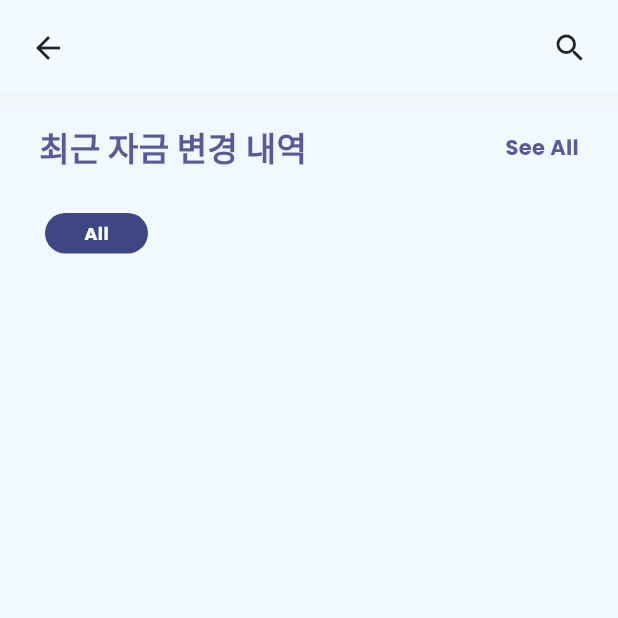
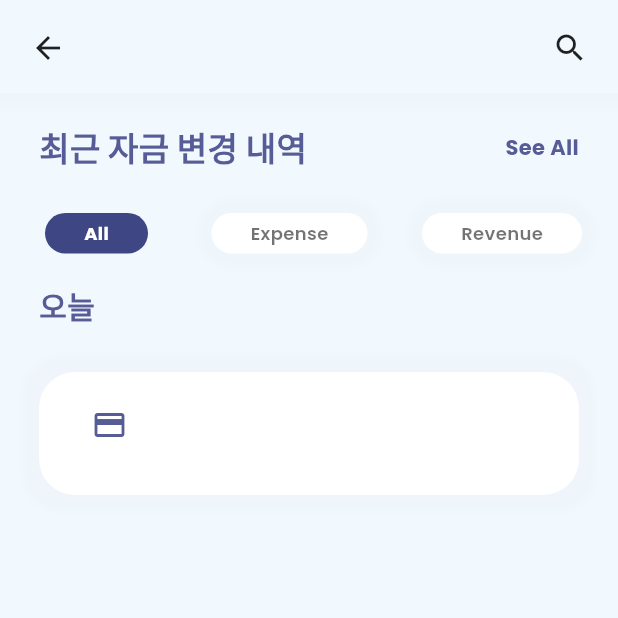
Before and after one commit to croppedeyebrow/flutter_finance_practice, a Flutter app: the TransactionScreen screen opened directly, on a phone screen of 412 x 824 dp, the top half of it. Run offline on Flutter 3.47's test engine with Material 3 defaults, Android fonts, the light colour scheme and no system bars; our stand-ins replace animated_bottom_navigation_bar, google_fonts; missing offline and left inert: icon_badge.

Commit message:
변경내용 창 추가

```diff
--- a/lib/transaction_screen.dart
+++ b/lib/transaction_screen.dart
@@ -75,6 +75,7 @@ class _TransactionScreenState extends State<TransactionScreen> {
             child: Column(
               children: [
                 Row(
+                  mainAxisAlignment: MainAxisAlignment.spaceBetween,
                   children: [
                     Container(
                       padding: EdgeInsets.only(
@@ -87,16 +88,105 @@ class _TransactionScreenState extends State<TransactionScreen> {
                         child: Text(
                           "All",
                           style: TextStyle(
-                              color: Colors.white,
+                              color: white,
                               fontSize: 12,
                               fontWeight: FontWeight.w700),
                         ),
                       ),
+                    ),
+                    Container(
+                      padding: EdgeInsets.only(
+                          left: 26, right: 26, top: 5, bottom: 5),
+                      decoration: BoxDecoration(
+                          color: Colors.white,
+                          borderRadius: BorderRadius.circular(26),
+                          boxShadow: [
+                            BoxShadow(
+                                color: grey.withOpacity(0.04),
+                                spreadRadius: 10,
+                                blurRadius: 3)
+                          ]),
+                      child: Center(
+                          child: Text(
+                        "Expense",
+                        style: TextStyle(
+                            color: Colors.black.withOpacity(0.55),
+                            fontSize: 12,
+                            fontWeight: FontWeight.w600),
+                      )),
+                    ),
+                    Container(
+                      padding: EdgeInsets.only(
+                          left: 26, right: 26, top: 5, bottom: 5),
+                      decoration: BoxDecoration(
+                          color: Colors.white,
+                          borderRadius: BorderRadius.circular(26),
+                          boxShadow: [
+                            BoxShadow(
+                                color: grey.withOpacity(0.04),
+                                spreadRadius: 10,
+                                blurRadius: 3)
+                          ]),
+                      child: Center(
+                          child: Text(
+                        "Revenue",
+                        style: TextStyle(
+                            color: Colors.black.withOpacity(0.55),
+                            fontSize: 12,
+                            fontWeight: FontWeight.w600),
+                      )),
                     )
                   ],
                 )
               ],
             ),
+          ),
+          Padding(
+            padding: EdgeInsets.only(left: 26, right: 26, bottom: 20),
+            child: Row(
+              mainAxisAlignment: MainAxisAlignment.spaceBetween,
+              children: [
+                Text("오늘",
+                    style: TextStyle(
+                        fontSize: 20,
+                        fontWeight: FontWeight.bold,
+                        color: mainFontColor))
+              ],
+            ),
+          ),
+          Row(
+            children: [
+              Expanded(
+                  child: Container(
+                      margin: EdgeInsets.only(top: 10, left: 26, right: 26),
+                      decoration: BoxDecoration(
+                        color: white,
+                        borderRadius: BorderRadius.circular(24),
+                        boxShadow: [
+                          BoxShadow(
+                              color: grey.withOpacity(0.05),
+                              spreadRadius: 10,
+                              blurRadius: 4)
+                        ],
+                      ),
+                      child: Padding(
+                          padding: EdgeInsets.only(
+                              top: 10, bottom: 22, right: 22, left: 22),
+                          child: Row(
+                            children: [
+                              Container(
+                                width: 50,
+                                height: 50,
+                                child: Center(
+                                  child: Icon(
+                                    Icons.payment,
+                                    color: mainFontColor,
+                                  ),
+                                ),
+                              )
+                            ],
+                          )))),
+            ],
           )
         ],
       ),
```
